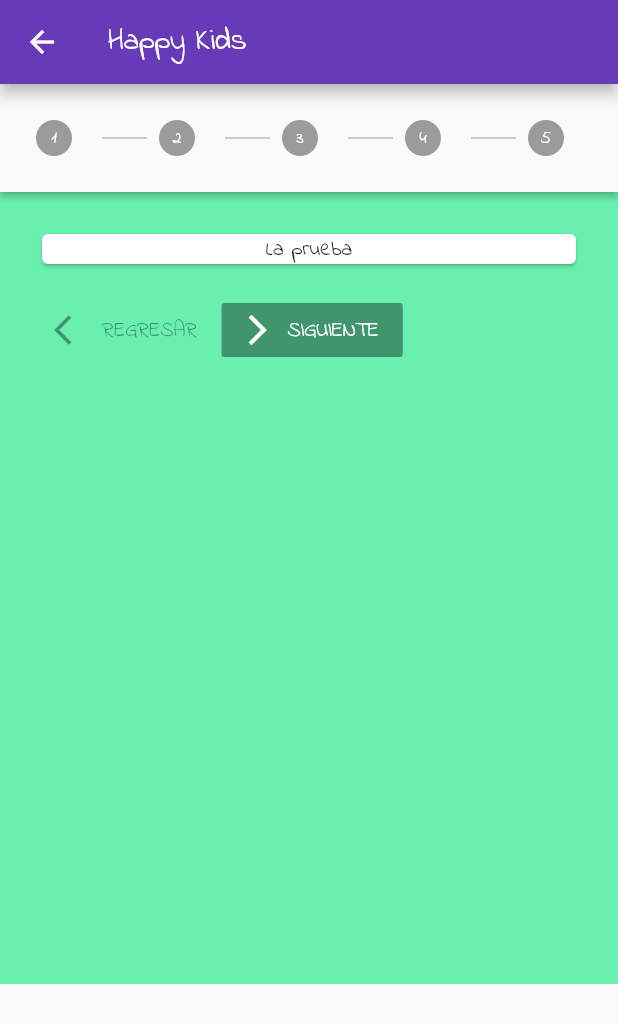
After one commit to ricardo8990/happy-kids, a Flutter app: the Syllables screen opened directly, after a tap on an icon or button, on a phone screen of 412 x 824 dp. The commit adds this screen. Shown: the top 1023 px of the screen. Run offline on Flutter 3.47's test engine with Material 2 defaults, Android fonts, the phone set to English and light mode, and no system bars.

Commit message:
Add syllables game

```diff
--- a/happykids/lib/sentences.dart
+++ b/happykids/lib/sentences.dart
@@ -1,4 +1,5 @@
 import 'package:flutter/material.dart';
+import 'package:happykids/syllables.dart';
 
 class SentenceBody {
   final title;
@@ -21,7 +22,7 @@ List<SentenceBody> sentences = [
   SentenceBody(
       'El cartero', 'El cartero llevó el 📩_ a casa de mi amiga', 'sobre'),
   SentenceBody('Ella', 'Mi 👱🏻‍♀ _ terminó sus estudios', 'hermana'),
-  SentenceBody('Mar', 'En el mar se encuentra una sirena 🧜🏼‍♀ _', 'sirena'),
+  SentenceBody('Mar', 'En el mar se encuentra una 🧜🏼‍♀ _', 'sirena'),
   SentenceBody('Los alumnos', 'La 👩🏻‍🏫 _ enseña a sus alumnos', 'maestra'),
   SentenceBody('El baile', 'La 💃🏻 _ tendrá su presentación', 'bailarina'),
 ];
@@ -211,7 +212,7 @@ class _SentenceState extends State<Sentence> {
               SimpleDialogOption(
                 onPressed: () {
                   Navigator.push(context,
-                      MaterialPageRoute(builder: (context) => Sentence()));
+                      MaterialPageRoute(builder: (context) => Syllables()));
                 },
                 child: const Text('Siguiente reto'),
               ),
--- /dev/null
+++ b/happykids/lib/syllables.dart
@@ -0,0 +1,135 @@
+import 'package:flutter/material.dart';
+
+class Syllable{
+  final image;
+  final options;
+  final answer;
+  final optionAnswers;
+  int index;
+
+  Syllable(this.image, this.options, this.answer, this.optionAnswers);
+}
+
+List<Syllable> syllables = [
+  Syllable('','','',''),
+  Syllable('','','',''),
+  Syllable('','','',''),
+  Syllable('','','',''),
+  Syllable('','','','')
+];
+
+class Syllables extends StatefulWidget{
+  @override
+  _SyllablesState createState() => _SyllablesState();
+}
+
+class _SyllablesState extends State<Syllables> {
+  int _index=0;
+
+  List<Syllable> _syllables;
+  List<Step> _steps;
+
+  @override
+  void initState() {
+    syllables.shuffle();
+    _syllables = syllables.sublist(0, 5);
+    _steps = List<Step>();
+    var _index = 0;
+    for (var syllable in _syllables) {
+      syllable.index = _index;
+      _steps.add(_buildStep(syllable));
+      _index++;
+    }
+    super.initState();
+  }
+
+  @override
+  void setState(fn) {
+    super.setState(fn);
+    _steps = List<Step>();
+    var _index = 0;
+    for (var syllable in _syllables) {
+      syllable.index = _index;
+      _steps.add(_buildStep(syllable));
+      _index++;
+    }
+  }
+
+  @override
+  Widget build(BuildContext context) {
+    return Scaffold(
+      appBar: AppBar(
+        title: Text('Happy Kids'),
+      ),
+      body: Container(
+        color: Colors.greenAccent,
+        height: 600.0,
+        child: Center(
+          child: Stepper(
+            currentStep: _index,
+            type: StepperType.horizontal,
+              onStepTapped: (index) {
+                setState(() {
+                  _index = index;
+                });
+              },
+              onStepContinue: (){
+                setState(() {
+                  _index +=1;
+                });
+              },
+              onStepCancel: (){
+                setState(() {
+                  _index -= 1;
+                });
+              },
+              controlsBuilder: (BuildContext context,
+                  {VoidCallback onStepContinue, VoidCallback onStepCancel}) {
+                return Padding(
+                  padding: const EdgeInsets.only(top: 16.0),
+                  child: Row(
+                    mainAxisSize: MainAxisSize.max,
+                    mainAxisAlignment: MainAxisAlignment.start,
+                    children: <Widget>[
+                      _index == 0 ? Center() :
+                      FlatButton.icon(
+                        icon: Icon(Icons.arrow_back_ios),
+                        label: const Text('REGRESAR'),
+                        onPressed: onStepCancel,
+                      ),
+                      _index == 4
+                          ? RaisedButton.icon(
+                        icon: Icon(Icons.create, color: Colors.white,),
+                        onPressed: () {},
+                        label: Text('EVALUAR', style: TextStyle(color: Colors.white),),
+                        color: Colors.deepPurple,
+                      )
+                          : RaisedButton.icon(
+                        icon: Icon(Icons.arrow_forward_ios, color: Colors.white,),
+                        onPressed: onStepContinue,
+                        label: Text('SIGUIENTE', style: TextStyle(color: Colors.white),),
+                        color: Colors.deepPurple,
+                      ),
+                    ],
+                  ),
+                );
+              },
+              steps: _steps),
+        ),
+      ),
+    );
+  }
+
+  Step _buildStep(Syllable syllable) {
+    return Step(
+      title: Text(''),
+      content: Card(
+        child: Container(
+          child: Center(
+            child: Text('La prueba'),
+          ),
+        ),
+      )
+    );
+  }
+}
```
